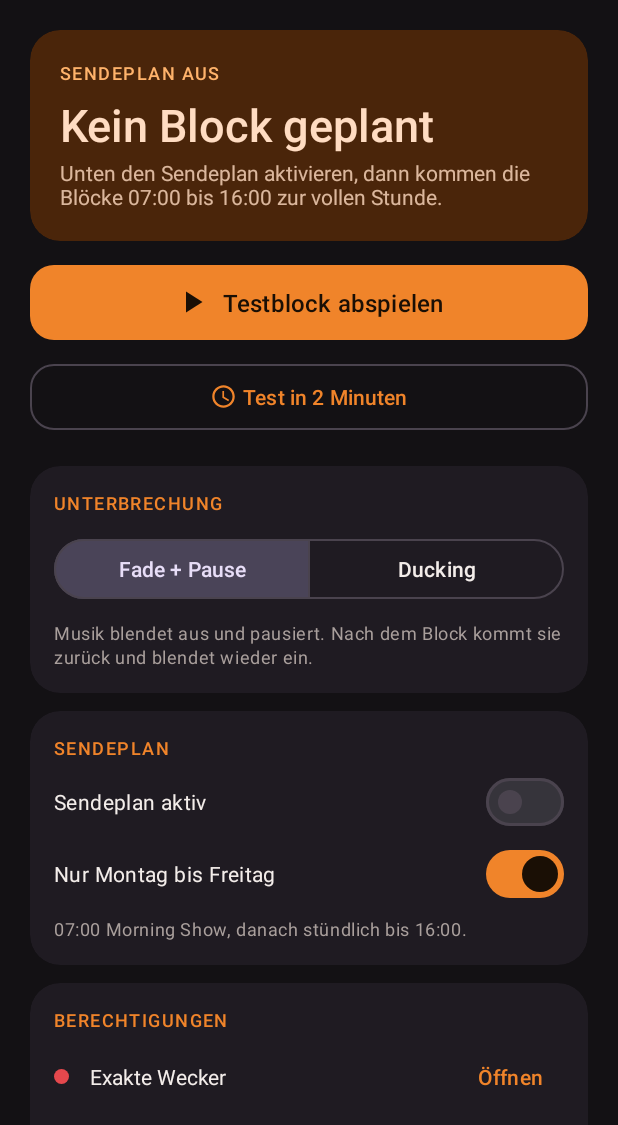
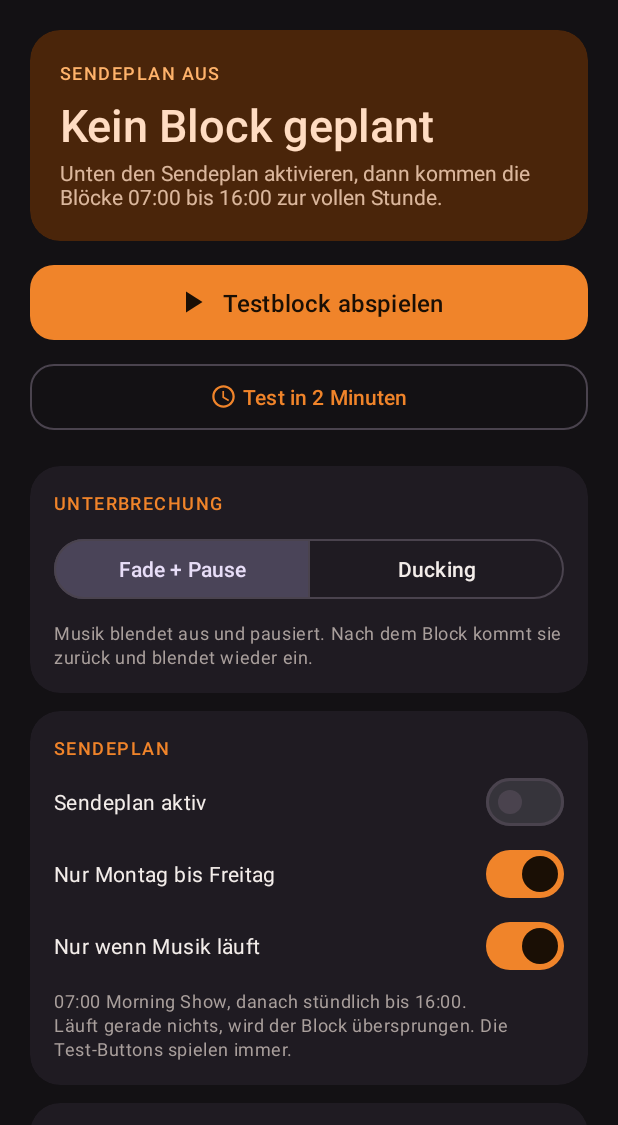
Before and after one commit to MedievalDev/FoxRadio, an Android app: the screen it shows after launch (MainActivity), on a phone screen of 412 x 824 dp, the part 111-1236 px from its top. Run offline under Robolectric (Android 15) with nearby library versions, the phone set to English and light mode, and no system bars.

Commit message:
Sendeplan-Blöcke nur spielen, wenn Musik läuft
Neuer Schalter "Nur wenn Musik läuft" (Standard an). Der Wecker-Receiver
prüft AudioManager.isMusicActive, bei Stille noch einmal nach 1,5 Sekunden
wegen Lücken zwischen Songs, und überspringt den Block sonst mit
Protokolleintrag. Test-Buttons spielen weiterhin immer.

Co-Authored-By: Claude Fable 5.1 <noreply@anthropic.com>
Claude-Session: https://claude.ai/code/session_01PwFvDeZDWbGmCHpkHtqMzX

```diff
--- a/app/src/main/java/de/alchemyfox/foxradio/MainActivity.kt
+++ b/app/src/main/java/de/alchemyfox/foxradio/MainActivity.kt
@@ -35,6 +35,7 @@ class MainActivity : AppCompatActivity() {
     private lateinit var modeHint: TextView
     private lateinit var switchSchedule: MaterialSwitch
     private lateinit var switchWeekdays: MaterialSwitch
+    private lateinit var switchOnlyMusic: MaterialSwitch
     private lateinit var dotExact: View
     private lateinit var dotBattery: View
     private lateinit var dotNotify: View
@@ -62,6 +63,7 @@ class MainActivity : AppCompatActivity() {
         modeHint = findViewById(R.id.modeHint)
         switchSchedule = findViewById(R.id.switchSchedule)
         switchWeekdays = findViewById(R.id.switchWeekdays)
+        switchOnlyMusic = findViewById(R.id.switchOnlyMusic)
         dotExact = findViewById(R.id.dotExact)
         dotBattery = findViewById(R.id.dotBattery)
         dotNotify = findViewById(R.id.dotNotify)
@@ -105,6 +107,12 @@ class MainActivity : AppCompatActivity() {
             prefs.weekdaysOnly = checked
             Scheduler.sync(this)
             refresh()
+        }
+
+        switchOnlyMusic.isChecked = prefs.onlyWhenMusic
+        switchOnlyMusic.setOnCheckedChangeListener { _, checked ->
+            prefs.onlyWhenMusic = checked
+            prefs.appendLog(if (checked) "Blöcke nur bei laufender Musik" else "Blöcke auch ohne Musik")
         }
 
         findViewById<View>(R.id.btnExactAlarm).setOnClickListener { openExactAlarmSettings() }
--- a/app/src/main/java/de/alchemyfox/foxradio/Prefs.kt
+++ b/app/src/main/java/de/alchemyfox/foxradio/Prefs.kt
@@ -25,6 +25,11 @@ class Prefs(context: Context) {
         get() = sp.getBoolean(KEY_WEEKDAYS, true)
         set(value) = sp.edit().putBoolean(KEY_WEEKDAYS, value).apply()
 
+    /** Sendeplan-Bloecke nur spielen, wenn gerade Musik laeuft. Test-Buttons spielen immer. */
+    var onlyWhenMusic: Boolean
+        get() = sp.getBoolean(KEY_ONLY_MUSIC, true)
+        set(value) = sp.edit().putBoolean(KEY_ONLY_MUSIC, value).apply()
+
     val log: String
         get() = sp.getString(KEY_LOG, "") ?: ""
 
@@ -40,6 +45,7 @@ class Prefs(context: Context) {
         private const val KEY_MODE = "mode"
         private const val KEY_SCHEDULE = "schedule_enabled"
         private const val KEY_WEEKDAYS = "weekdays_only"
+        private const val KEY_ONLY_MUSIC = "only_when_music"
         private const val KEY_LOG = "log"
         private const val MAX_LOG_LINES = 40
         private val LOG_FMT: DateTimeFormatter = DateTimeFormatter.ofPattern("dd.MM. HH:mm:ss")
--- a/app/src/main/res/layout/activity_main.xml
+++ b/app/src/main/res/layout/activity_main.xml
@@ -223,6 +223,14 @@
                     android:text="@string/switch_weekdays"
                     android:textColor="?attr/colorOnSurface" />
 
+                <com.google.android.material.materialswitch.MaterialSwitch
+                    android:id="@+id/switchOnlyMusic"
+                    android:layout_width="match_parent"
+                    android:layout_height="wrap_content"
+                    android:minHeight="48dp"
+                    android:text="@string/switch_only_music"
+                    android:textColor="?attr/colorOnSurface" />
+
                 <TextView
                     style="@style/Text.Hint"
                     android:layout_width="match_parent"
--- a/app/src/main/res/values/strings.xml
+++ b/app/src/main/res/values/strings.xml
@@ -26,7 +26,8 @@
     <string name="section_schedule">Sendeplan</string>
     <string name="switch_schedule">Sendeplan aktiv</string>
     <string name="switch_weekdays">Nur Montag bis Freitag</string>
-    <string name="schedule_hint">07:00 Morning Show, danach stündlich bis 16:00.</string>
+    <string name="switch_only_music">Nur wenn Musik läuft</string>
+    <string name="schedule_hint">07:00 Morning Show, danach stündlich bis 16:00. Läuft gerade nichts, wird der Block übersprungen. Die Test-Buttons spielen immer.</string>
 
     <string name="section_permissions">Berechtigungen</string>
     <string name="perm_exact">Exakte Wecker</string>
```
Also changed, not shown: app/src/main/java/de/alchemyfox/foxradio/AlarmReceiver.kt (+34 -1 lines).
